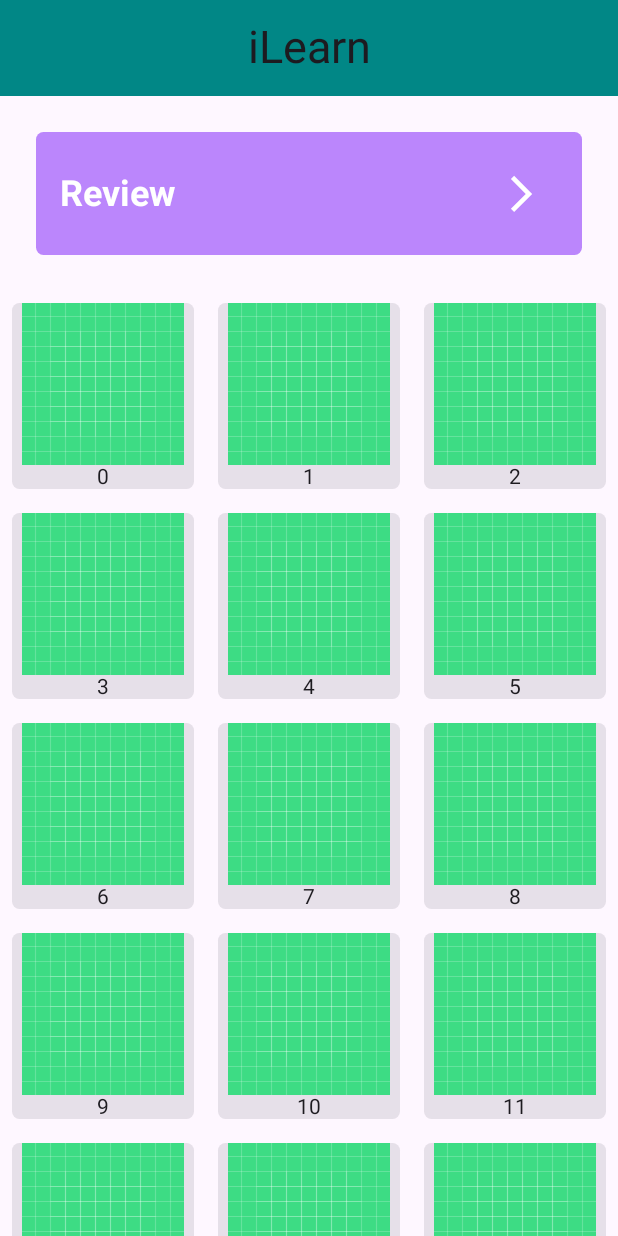
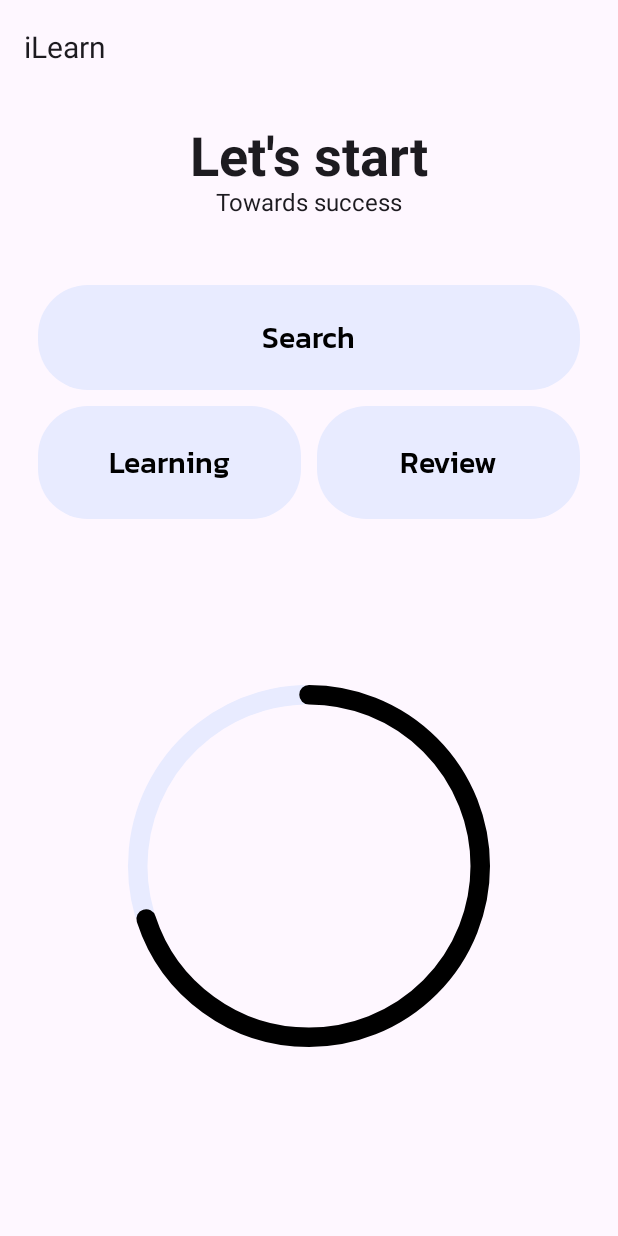
Before and after one commit to 1hamid/ilearn, an Android app built with Jetpack Compose: the screen it shows after launch (MainActivity), on a phone screen of 412 x 824 dp. Run offline under Robolectric (Android 15) with nearby library versions, the phone set to English and light mode, and no system bars.

Commit message:
change UI

```diff
--- a/app/src/main/java/ir/hamid/ilearn/MainActivity.kt
+++ b/app/src/main/java/ir/hamid/ilearn/MainActivity.kt
@@ -1,18 +1,26 @@
 package ir.hamid.ilearn
 
+import android.annotation.SuppressLint
+import android.os.Build
 import android.os.Bundle
+import android.view.ViewGroup
 import androidx.activity.ComponentActivity
 import androidx.activity.compose.setContent
 import androidx.activity.enableEdgeToEdge
+import androidx.annotation.RequiresApi
 import androidx.compose.foundation.Image
+import androidx.compose.foundation.background
 import androidx.compose.foundation.layout.Arrangement
+import androidx.compose.foundation.layout.Box
 import androidx.compose.foundation.layout.Column
 import androidx.compose.foundation.layout.PaddingValues
 import androidx.compose.foundation.layout.Row
+import androidx.compose.foundation.layout.fillMaxHeight
 import androidx.compose.foundation.layout.fillMaxSize
 import androidx.compose.foundation.layout.fillMaxWidth
 import androidx.compose.foundation.layout.height
 import androidx.compose.foundation.layout.padding
+import androidx.compose.foundation.layout.width
 import androidx.compose.foundation.layout.wrapContentSize
 import androidx.compose.foundation.lazy.grid.GridCells
 import androidx.compose.foundation.lazy.grid.GridItemSpan
@@ -21,23 +29,41 @@ import androidx.compose.foundation.shape.RoundedCornerShape
 import androidx.compose.material3.Card
 import androidx.compose.material3.CardColors
 import androidx.compose.material3.CenterAlignedTopAppBar
+import androidx.compose.material3.CircularProgressIndicator
 import androidx.compose.material3.ExperimentalMaterial3Api
+import androidx.compose.material3.MaterialTheme
 import androidx.compose.material3.Scaffold
 import androidx.compose.material3.Text
+import androidx.compose.material3.TopAppBar
 import androidx.compose.material3.TopAppBarDefaults
 import androidx.compose.runtime.Composable
 import androidx.compose.ui.Alignment
 import androidx.compose.ui.Modifier
+import androidx.compose.ui.graphics.Brush
 import androidx.compose.ui.graphics.Color
+import androidx.compose.ui.graphics.Shape
+import androidx.compose.ui.graphics.StrokeCap
+import androidx.compose.ui.graphics.painter.Painter
 import androidx.compose.ui.res.colorResource
 import androidx.compose.ui.res.painterResource
+import androidx.compose.ui.text.font.Font
+import androidx.compose.ui.text.font.FontFamily
 import androidx.compose.ui.text.font.FontWeight
+import androidx.compose.ui.text.style.TextAlign
 import androidx.compose.ui.text.style.TextOverflow
 import androidx.compose.ui.unit.dp
 import androidx.compose.ui.unit.sp
+import androidx.core.view.ViewCompat
+import androidx.core.view.WindowCompat
+import androidx.core.view.WindowInsetsCompat
+import androidx.core.view.WindowInsetsControllerCompat
+import androidx.core.view.updateLayoutParams
+import kotlin.contracts.contract
 
 
 class MainActivity : ComponentActivity() {
+    @RequiresApi(Build.VERSION_CODES.R)
+    @SuppressLint("WrongConstant")
     override fun onCreate(savedInstanceState: Bundle?) {
         super.onCreate(savedInstanceState)
         enableEdgeToEdge()
@@ -52,98 +78,145 @@ class MainActivity : ComponentActivity() {
 private fun AppBar() {
     Scaffold(
         topBar = {
-            CenterAlignedTopAppBar(
+            TopAppBar(
                 title = {
                     Text(
                         text = "iLearn",
                         maxLines = 1,
                         overflow = TextOverflow.Ellipsis,
-                        fontSize = 30.sp
+                        fontSize = 20.sp
                     )
                 },
-                colors = TopAppBarDefaults.topAppBarColors(containerColor = colorResource(id = R.color.teal_700))
+//                colors = TopAppBarDefaults.topAppBarColors(containerColor = colorResource(id = R.color.background))
             )
         },
         content = { innerPadding ->
-            LessonsList(innerPadding)
+            AppUI(innerPadding)
         }
     )
 }
 
 @Composable
-private fun LessonsList(innerPadding: PaddingValues) {
+private fun AppUI(innerPadding: PaddingValues) {
+    Column(
+        modifier = Modifier
+            .padding(innerPadding)
+            .padding(top = 20.dp)
+            .fillMaxSize(),
+        horizontalAlignment = Alignment.CenterHorizontally
+    ) {
 
-    LazyVerticalGrid(
+        Text(
+            text = "Let's start",
+            fontSize = 36.sp,
+            fontWeight = FontWeight.Bold
+        )
+
+        Text(
+            text = "Towards success",
+            fontSize = 16.sp
+        )
+
+        Card(
+            modifier = Modifier
+                .fillMaxWidth()
+                .weight(0.8f)
+                .padding(top = 20.dp)
+                .padding(start = 25.dp, end = 25.dp, top = 25.dp, bottom = 5.dp),
+            shape = RoundedCornerShape(50f),
+            colors = CardColors(
+                containerColor = colorResource(id = R.color.cardColor),
+                contentColor = colorResource(id = R.color.cardColor),
+                disabledContainerColor = Color.Gray,
+                disabledContentColor = Color.DarkGray,
+            )
+        ) {
+            Box(
                 modifier = Modifier
                     .fillMaxSize(),
-        contentPadding = innerPadding,
-        columns = GridCells.Adaptive(minSize = 128.dp),
+                contentAlignment = Alignment.Center
             ) {
-        item(span = { GridItemSpan(3) }) {
-            Card(  // dashboard for Review words
+                Text(
+                    text = "Search",
+                    fontSize = 20.sp,
+                    fontFamily = FontFamily(Font(R.font.kanitmedium)),
+                    color = Color.Black
+                )
+            }
+        }
+
+        Row(
             modifier = Modifier
-                    .height(130.dp)
                 .fillMaxWidth()
-                    .padding(start = 24.dp, top = 24.dp, end = 24.dp, bottom = 24.dp),
-                shape = RoundedCornerShape(5.dp),
+                .weight(0.7f)
+        ) {
+            Card(
+                modifier = Modifier
+                    .fillMaxHeight()
+                    .weight(1f)
+                    .padding(start = 25.dp, end = 5.dp, top = 5.dp, bottom = 25.dp),
+                shape = RoundedCornerShape(50f),
                 colors = CardColors(
-                    containerColor = colorResource(id = R.color.purple_200),
-                    contentColor = colorResource(id = R.color.black),
+                    containerColor = colorResource(id = R.color.cardColor),
+                    contentColor = colorResource(id = R.color.cardColor),
                     disabledContainerColor = Color.Gray,
                     disabledContentColor = Color.DarkGray
                 )
             ) {
-                Row(
-                    modifier = Modifier.fillMaxSize(),
-                    verticalAlignment = Alignment.CenterVertically
+                Box(
+                    modifier = Modifier
+                        .fillMaxSize(),
+                    contentAlignment = Alignment.Center
+                ) {
+                    Text(
+                        text = "Learning",
+                        fontSize = 20.sp,
+                        fontFamily = FontFamily(Font(R.font.kanitmedium)),
+                        color = Color.Black
+                    )
+                }
+            }
+
+            Card(
+                modifier = Modifier
+                    .fillMaxHeight()
+                    .weight(1f)
+                    .padding(start = 5.dp, end = 25.dp, top = 5.dp, bottom = 25.dp),
+                shape = RoundedCornerShape(50f),
+                colors = CardColors(
+                    containerColor = colorResource(id = R.color.cardColor),
+                    contentColor = colorResource(id = R.color.cardColor),
+                    disabledContainerColor = Color.Gray,
+                    disabledContentColor = Color.DarkGray
+                )
+            ) {
+                Box(
+                    modifier = Modifier
+                        .fillMaxSize(),
+                    contentAlignment = Alignment.Center
                 ) {
                     Text(
                         text = "Review",
-                        modifier = Modifier.padding(start = 16.dp),
-                        fontSize = 24.sp,
-                        color = colorResource(R.color.white),
-                        fontWeight = FontWeight.Bold
+                        fontSize = 20.sp,
+                        fontFamily = FontFamily(Font(R.font.kanitmedium)),
+                        color = Color.Black
                     )
-                    Image(
-                        painter = painterResource(id = R.drawable.arrow),
-                        alignment = Alignment.CenterEnd,
-                        modifier = Modifier
-                            .fillMaxWidth()
-                            .padding(end = 16.dp),
-                        contentDescription = ""
-                    )
-
-                }
-
-            }
-        }
-        items(count = 46) { index ->
-            LessonsCard(text = index.toString())
                 }
             }
         }
 
-@Composable
-private fun LessonsCard(text: String) {
-    Card(
+        CircularProgressIndicator(
+            progress = {
+                0.7f
+            },
             modifier = Modifier
-            .padding(8.dp)
-            .wrapContentSize(),
-        shape = RoundedCornerShape(5.dp)
-    ) {
-        Column {
-            Image(
-                painter = painterResource(id = R.drawable.ic_launcher_background),
-                contentDescription = "description",
-                modifier = Modifier
-                    .fillMaxSize()
+                .fillMaxWidth()
+                .weight(3f)
+                .padding(85.dp),
+            color = colorResource(id = R.color.black),
+            strokeWidth = 13.dp,
+            trackColor = colorResource(id = R.color.cardColor),
         )
-            Row(
-                modifier = Modifier.fillMaxSize(),
-                horizontalArrangement = Arrangement.Center
-            ) {
-                Text(text = text)
+
     }
 }
-    }
-}
--- a/app/src/main/res/drawable/arrow.xml
+++ /dev/null
@@ -1,9 +0,0 @@
-<vector xmlns:android="http://schemas.android.com/apk/res/android"
-    android:width="48dp"
-    android:height="48dp"
-    android:viewportWidth="960"
-    android:viewportHeight="960">
-  <path
-      android:pathData="M530,479 L332,281l43,-43 241,241 -241,241 -43,-43 198,-198Z"
-      android:fillColor="#ffff"/>
-</vector>
--- a/app/src/main/res/values/colors.xml
+++ b/app/src/main/res/values/colors.xml
@@ -1,10 +1,7 @@
 <?xml version="1.0" encoding="utf-8"?>
 <resources>
-    <color name="purple_200">#FFBB86FC</color>
-    <color name="purple_500">#FF6200EE</color>
-    <color name="purple_700">#FF3700B3</color>
-    <color name="teal_200">#FF03DAC5</color>
-    <color name="teal_700">#FF018786</color>
+    <color name="cardColor">#E8EBFF</color>
     <color name="black">#FF000000</color>
     <color name="white">#FFFFFFFF</color>
+    <color name="background">#D9D9D9</color>
 </resources>
--- a/gradle/libs.versions.toml
+++ b/gradle/libs.versions.toml
@@ -1,5 +1,5 @@
 [versions]
-agp = "8.5.0"
+agp = "8.5.1"
 kotlin = "2.0.0"
 coreKtx = "1.13.1"
 junit = "4.13.2"
```
Also changed, not shown: app/src/main/res/font/kanitbold.ttf (added), app/src/main/res/font/kanitmedium.ttf (added), app/src/main/res/font/kanitregular.ttf (added), app/src/main/res/font/kanitsemibold.ttf (added). Lines whose indentation alone changed are shown as unchanged.
